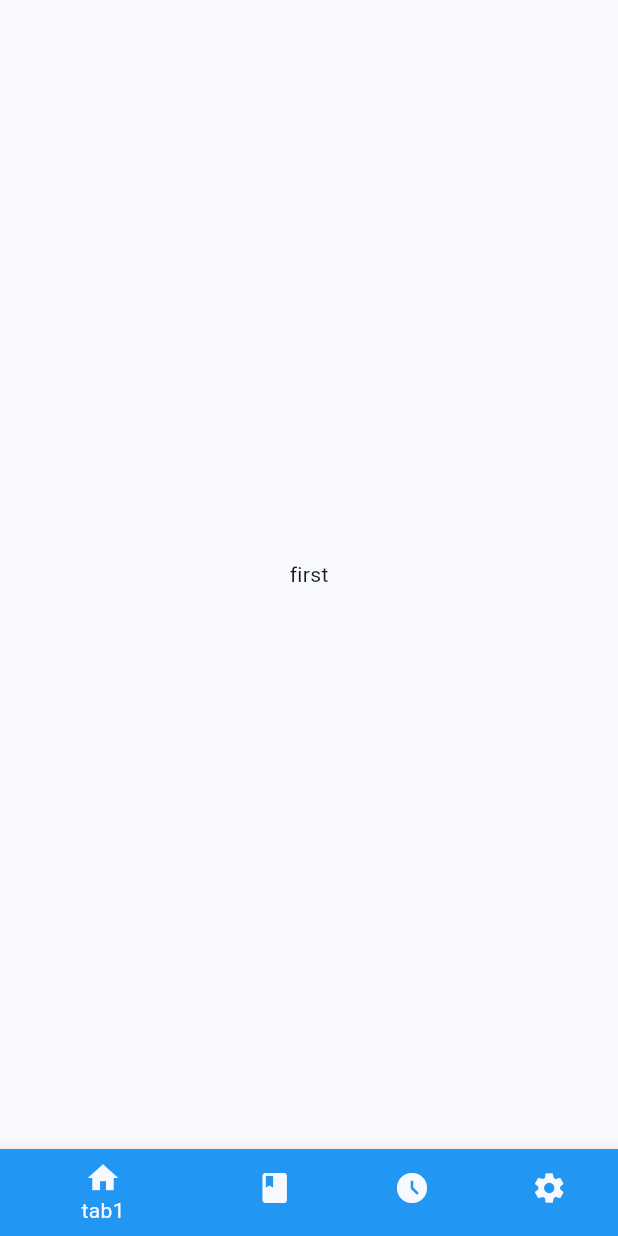
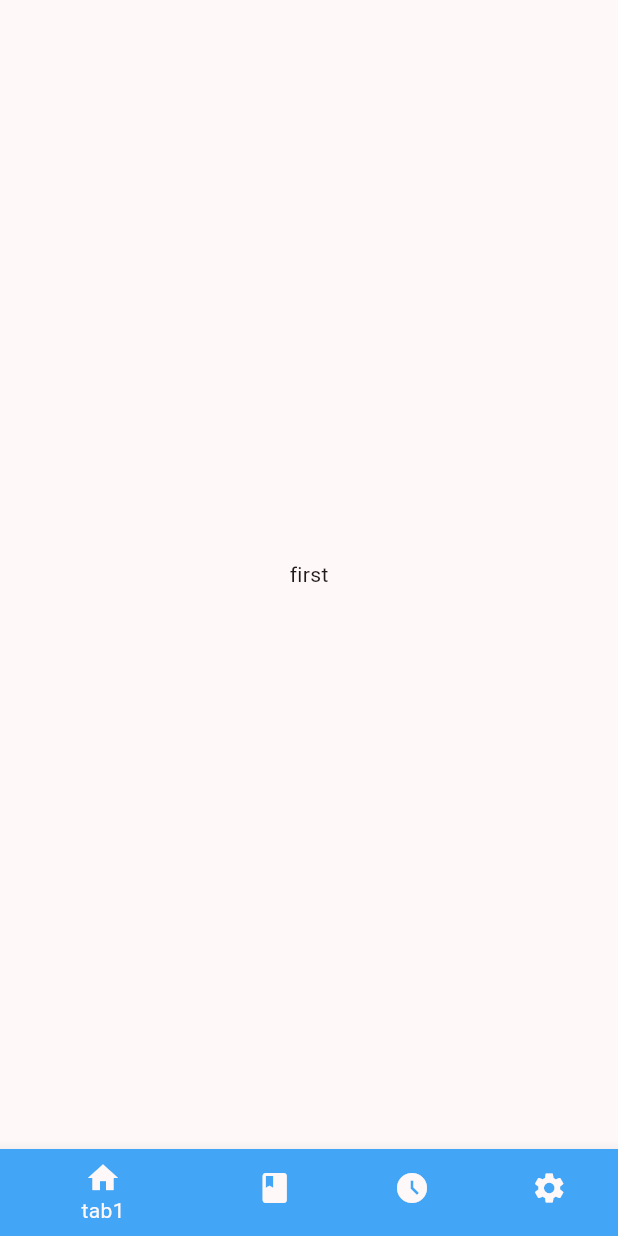
Before and after one commit to ruansilvx/swappable_bottom_nav, a Flutter app: the screen it shows after launch, on a phone screen of 412 x 824 dp. Run offline on Flutter 3.47's test engine with Material 3 defaults, Android fonts, the phone set to English and light mode, and no system bars; our stand-ins replace go_router.

Commit message:
style: Delegate color for each tab

```diff
--- a/lib/bottom_navigation_container.dart
+++ b/lib/bottom_navigation_container.dart
@@ -18,26 +18,26 @@ class BottomNavigationContainer extends StatelessWidget {
         onTap: (index) {
           statefulNavigationShell.goBranch(index);
         },
-        items: const [
+        items: [
           BottomNavigationBarItem(
-            backgroundColor: Colors.blue,
+            backgroundColor: Colors.blue.shade400,
             label: 'tab1',
-            icon: Icon(Icons.home),
+            icon: const Icon(Icons.home),
           ),
           BottomNavigationBarItem(
-            backgroundColor: Colors.blue,
+            backgroundColor: Colors.lightGreen.shade400,
             label: 'tab2',
-            icon: Icon(Icons.book),
+            icon: const Icon(Icons.book),
           ),
           BottomNavigationBarItem(
-            backgroundColor: Colors.blue,
+            backgroundColor: Colors.yellow.shade800,
             label: 'tab3',
-            icon: Icon(Icons.access_time_filled),
+            icon: const Icon(Icons.access_time_filled),
           ),
           BottomNavigationBarItem(
-            backgroundColor: Colors.blue,
+            backgroundColor: Colors.red.shade400,
             label: 'tab4',
-            icon: Icon(Icons.settings),
+            icon: const Icon(Icons.settings),
           ),
         ],
       ),
--- a/lib/main.dart
+++ b/lib/main.dart
@@ -13,7 +13,7 @@ class MainApp extends StatelessWidget {
     return MaterialApp.router(
       routerConfig: appRoutes,
       theme: ThemeData(
-        colorScheme: ColorScheme.fromSeed(seedColor: Colors.blue),
+        colorScheme: ColorScheme.fromSeed(seedColor: Colors.black),
       ),
     );
   }
```
